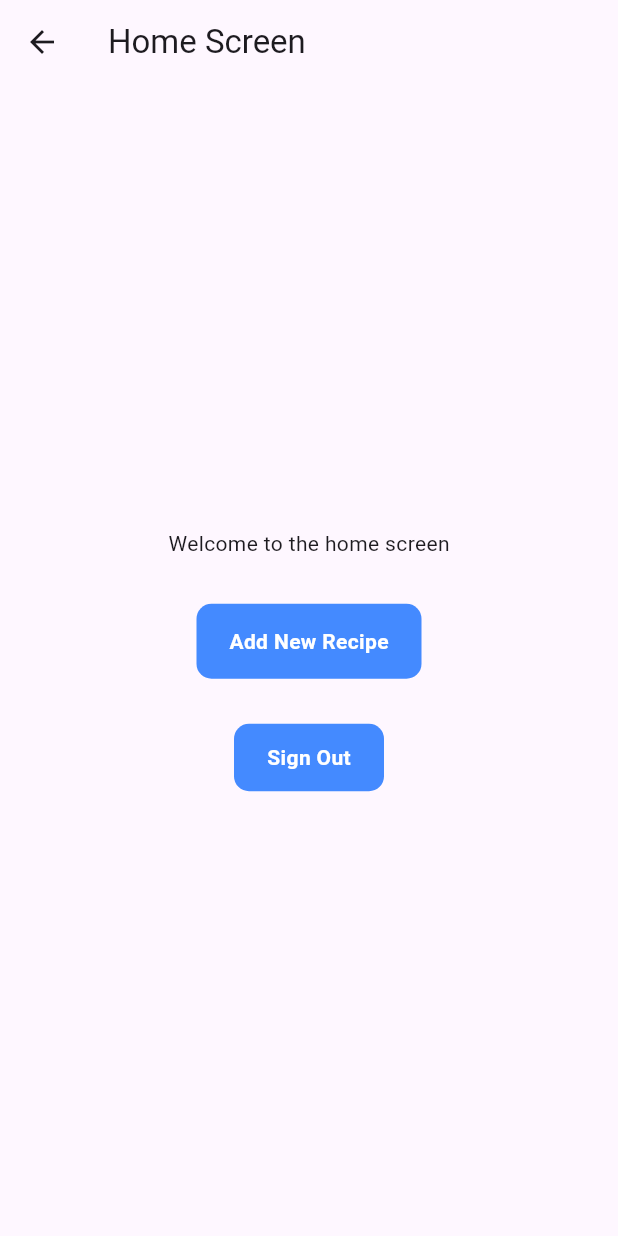
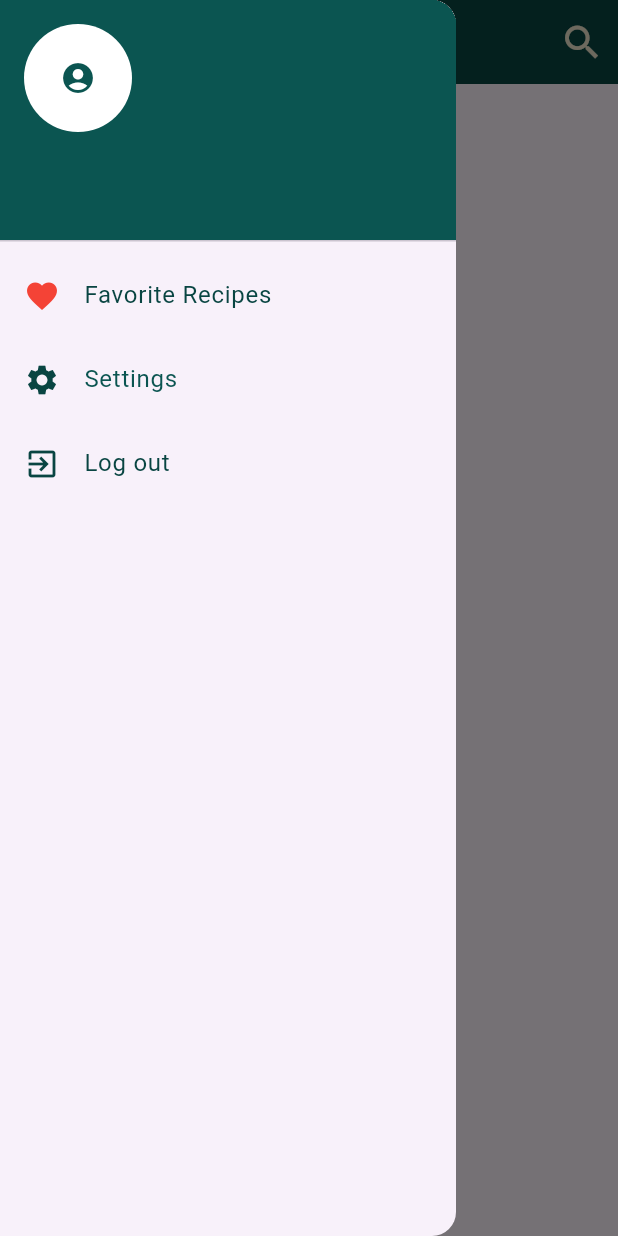
Before and after one commit to jzluci/sabroso, a Flutter app: the HomeScreen screen opened by its route, with the side drawer open (before the commit the screen has no drawer), on a phone screen of 412 x 824 dp. Run offline on Flutter 3.47's test engine with Material 3 defaults, Android fonts, the phone set to English and light mode, and no system bars; our stand-ins replace cloud_firestore, firebase_auth, firebase_core, fluttertoast, font_awesome_flutter, google_sign_in; accounts and stored records are empty.

Commit message:
created navigation drawer, removed create_account_screen.dart and login_screen.dart and sign out button on home page. it is now in nav bar

```diff
--- a/lib/main.dart
+++ b/lib/main.dart
@@ -4,8 +4,6 @@ import 'package:firebase_core/firebase_core.dart';
 import 'package:sabroso/modules/app/splash_screen/splash_screen.dart';
 import 'package:sabroso/modules/home/screens/home_screen.dart';
 import 'package:sabroso/modules/home/screens/new_recipe_screen.dart';
-import 'package:sabroso/modules/user_auth/screens/create_account_screen.dart';
-import 'package:sabroso/modules/user_auth/screens/login_screen.dart';
 import 'package:sabroso/modules/user_auth/screens/welcome_screen.dart';
 import 'firebase_options.dart';
 
@@ -26,8 +24,6 @@ class MyApp extends StatelessWidget {
       routes: {
         '/': (context) => SplashScreen(),
         '/home': (context) => HomeScreen(),
-        '/login': (context) => LoginScreen(),
-        '/signUp': (context) => CreateAccountScreen(),
         '/newRecipe': (context) => NewRecipeScreen(),
         '/welcome': (context) => WelcomePage(),
       },
--- a/lib/modules/app/splash_screen/splash_screen.dart
+++ b/lib/modules/app/splash_screen/splash_screen.dart
@@ -1,5 +1,4 @@
 import 'package:flutter/material.dart';
-import 'package:sabroso/modules/user_auth/screens/login_screen.dart';
 import 'package:sabroso/modules/user_auth/screens/welcome_screen.dart';
 
 class SplashScreen extends StatefulWidget {
--- a/lib/modules/home/screens/home_screen.dart
+++ b/lib/modules/home/screens/home_screen.dart
@@ -1,6 +1,9 @@
 import 'package:firebase_auth/firebase_auth.dart';
+import 'package:flutter/cupertino.dart';
 import 'package:flutter/material.dart';
 import 'package:sabroso/global/common/toast.dart';
+import 'package:sabroso/modules/home/widgets/nav_bar.dart';
+import 'package:sabroso/utils/AppColor.dart';
 
 class HomeScreen extends StatelessWidget {
   const HomeScreen({super.key});
@@ -8,8 +11,30 @@ class HomeScreen extends StatelessWidget {
   @override
   Widget build(BuildContext context) {
     return Scaffold(
+      drawer: NavBar(),
       appBar: AppBar(
-        title: Text("Home Screen"),
+        iconTheme: IconThemeData(color: AppColor.secondary),
+        title: Text(
+          "Discover",
+          style: TextStyle(
+              color: AppColor.secondary,
+              fontWeight: FontWeight.w700,
+              fontFamily: 'inter',
+              fontSize: 25),
+        ),
+        backgroundColor: AppColor.primary,
+        elevation: 0,
+        actions: [
+          //search bar left
+          Container(
+            margin: EdgeInsets.only(left: 16),
+            alignment: Alignment.center,
+            child: IconButton(
+              onPressed: () {},
+              icon: Icon(Icons.search, color: AppColor.secondary, size: 30,),
+            ),
+          ),
+        ],
       ),
       body: Column(
         mainAxisAlignment: MainAxisAlignment.center,
@@ -23,7 +48,8 @@ class HomeScreen extends StatelessWidget {
           //add new recipe button
           GestureDetector(
             onTap: () {
-              Navigator.pushNamedAndRemoveUntil(context, "/newRecipe", (route) => false);
+              Navigator.pushNamedAndRemoveUntil(
+                  context, "/newRecipe", (route) => false);
             },
             child: Container(
               width: 150,
@@ -33,37 +59,15 @@ class HomeScreen extends StatelessWidget {
                   borderRadius: BorderRadius.circular(10)),
               child: Center(
                   child: Text(
-                    "Add New Recipe",
-                    style: TextStyle(
-                        color: Colors.white, fontWeight: FontWeight.bold),
-                  )),
+                "Add New Recipe",
+                style:
+                    TextStyle(color: Colors.white, fontWeight: FontWeight.bold),
+              )),
             ),
           ),
           SizedBox(
             height: 30,
           ),
-          GestureDetector(
-            onTap: () {
-              FirebaseAuth.instance.signOut();
-              Navigator.pushNamedAndRemoveUntil(
-                  context, "/welcome", (route) => false);
-              showToast(message: "Signed Out");
-            },
-            child: Container(
-              height: 45,
-              width: 100,
-              decoration: BoxDecoration(
-                  color: Colors.blueAccent,
-                  borderRadius: BorderRadius.circular(10)),
-              child: Center(
-                child: Text(
-                  "Sign Out",
-                  style: TextStyle(
-                      color: Colors.white, fontWeight: FontWeight.bold),
-                ),
-              ),
-            ),
-          )
         ],
       ),
     );
--- /dev/null
+++ b/lib/modules/home/widgets/nav_bar.dart
@@ -0,0 +1,64 @@
+import 'package:cloud_firestore/cloud_firestore.dart';
+import 'package:firebase_auth/firebase_auth.dart';
+import 'package:flutter/material.dart';
+import 'package:sabroso/global/common/toast.dart';
+import 'package:sabroso/modules/firestore_functions/read_data/get_username.dart';
+import 'package:sabroso/utils/AppColor.dart';
+
+class NavBar extends StatefulWidget {
+  @override
+  State<NavBar> createState() => _NavBarState();
+}
+
+class _NavBarState extends State<NavBar> {
+  final FirebaseAuth _firebaseAuth = FirebaseAuth.instance;
+
+  @override
+  Widget build(BuildContext context) {
+    return Drawer(
+      child: ListView(
+        padding: EdgeInsets.zero,
+        children: [
+          UserAccountsDrawerHeader(
+            accountName:
+                GetUserName(documentId: _firebaseAuth.currentUser!.uid),
+            accountEmail: Text(
+              _firebaseAuth.currentUser!.email.toString(),
+              style: TextStyle(color: AppColor.secondary),
+            ),
+            currentAccountPicture: CircleAvatar(
+              backgroundColor: Colors.white,
+              child: ClipOval(
+                child: Icon(
+                  Icons.account_circle,
+                  color: AppColor.primarySoft,
+                ),
+              ),
+            ),
+            decoration: BoxDecoration(color: AppColor.primarySoft),
+          ),
+          ListTile(
+            leading: Icon(Icons.favorite, color: Colors.red,),
+            title: Text('Favorite Recipes', style: TextStyle(color: AppColor.primary),),
+            onTap: () => print('fav'),
+          ),
+          ListTile(
+            leading: Icon(Icons.settings, color: AppColor.primary,),
+            title: Text('Settings', style: TextStyle(color: AppColor.primarySoft),),
+            onTap: () => print('settings'),
+          ),
+          ListTile(
+            leading: Icon(Icons.exit_to_app, color: AppColor.primary,),
+            title: Text('Log out', style: TextStyle(color: AppColor.primary),),
+            onTap: () => {
+              _firebaseAuth.signOut(),
+              Navigator.pushNamedAndRemoveUntil(
+              context, "/welcome", (route) => false),
+              showToast(message: "Signed Out"),
+            },
+          ),
+        ],
+      ),
+    );
+  }
+}
```
Also changed, not shown: lib/modules/firestore_functions/read_data/get_username.dart (added, +25 -0 lines), lib/modules/user_auth/screens/create_account_screen.dart (deleted, +0 -146 lines), lib/modules/user_auth/screens/login_screen.dart (deleted, +0 -218 lines).
